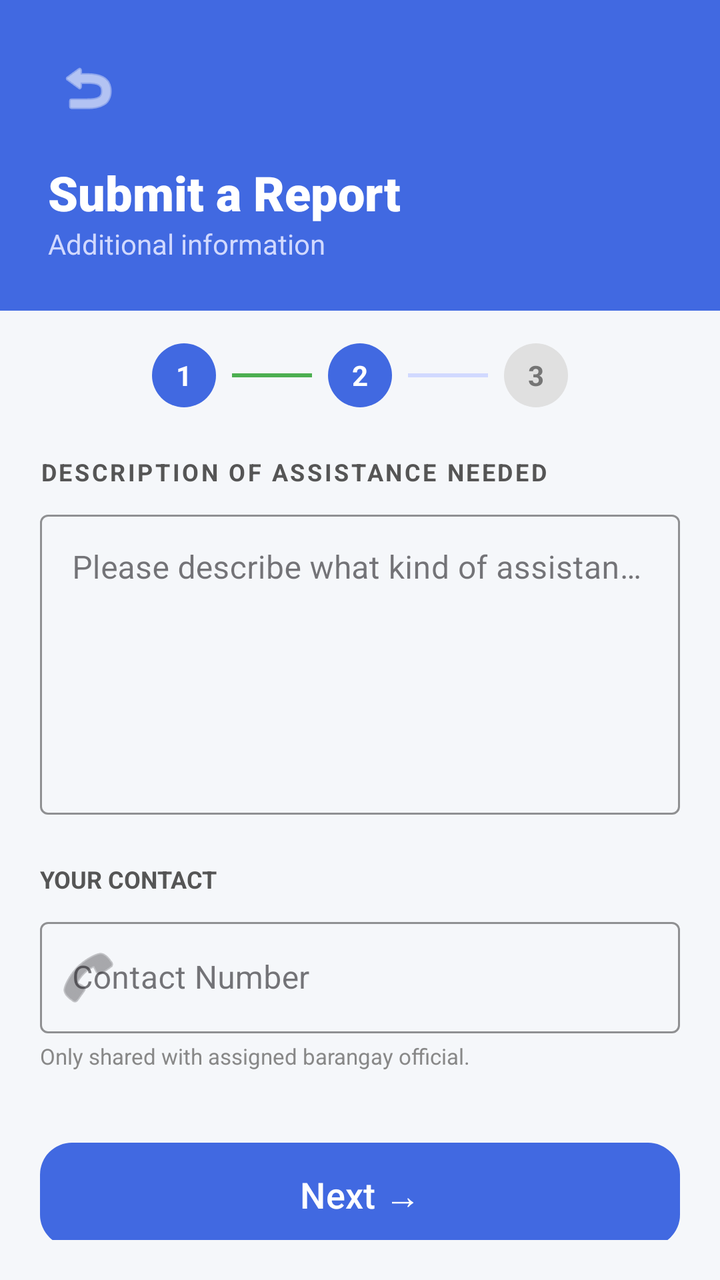
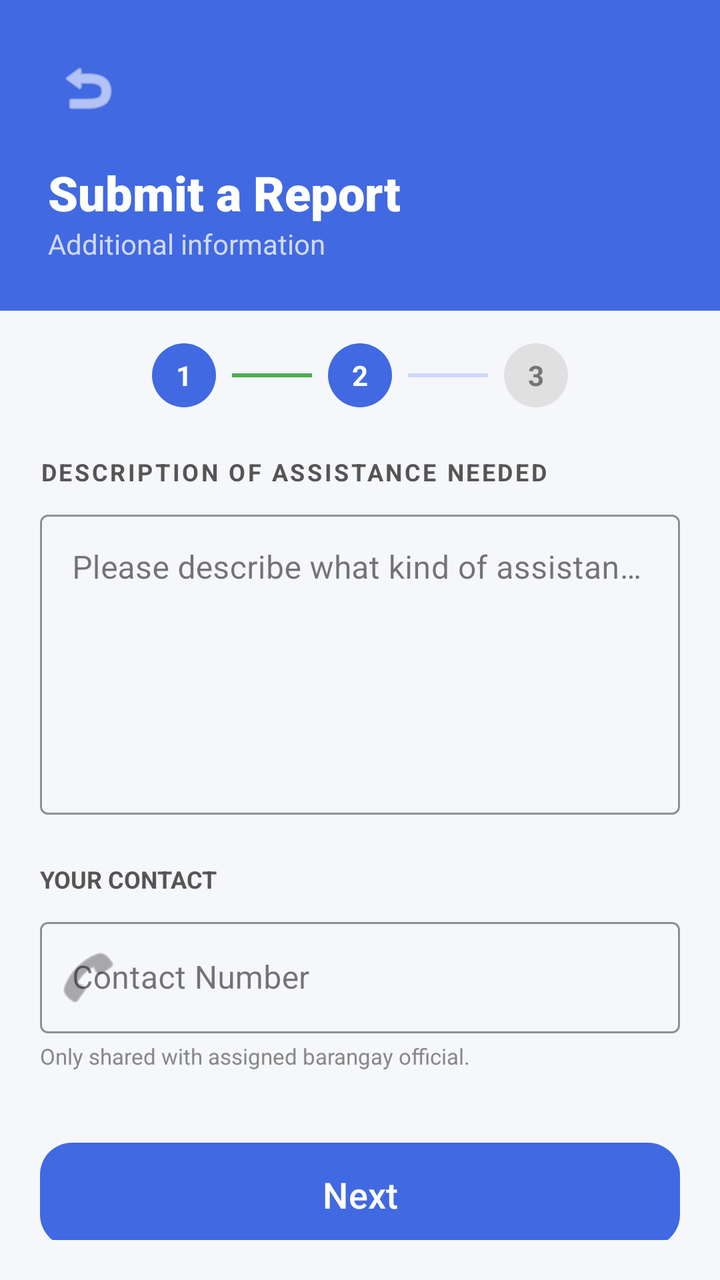

An Android layout rendered at two revisions. The XML below is the earlier revision; the diff shows what the commit changed to produce the second picture.
<!-- AndroidManifest.xml: application theme Theme.StreetAssist -->
<!-- res/layout/fragment_submit_report_step2.xml -->
<?xml version="1.0" encoding="utf-8"?>
<androidx.coordinatorlayout.widget.CoordinatorLayout xmlns:android="http://schemas.android.com/apk/res/android"
    xmlns:app="http://schemas.android.com/apk/res-auto"
    xmlns:tools="http://schemas.android.com/tools"
    android:layout_width="match_parent"
    android:layout_height="match_parent"
    android:background="#F5F7FA"
    tools:context=".ui.resident.Reports.submit_report_step2">

    <LinearLayout
        android:layout_width="match_parent"
        android:layout_height="match_parent"
        android:orientation="vertical">

        
        <RelativeLayout
            android:layout_width="match_parent"
            android:layout_height="wrap_content"
            android:background="#4169E1"
            android:padding="24dp">

            <ImageButton
                android:id="@+id/btnBack"
                android:layout_width="40dp"
                android:layout_height="40dp"
                android:background="@drawable/circle_bg_light_blue"
                android:backgroundTint="#5A7FE6"
                android:src="@android:drawable/ic_menu_revert"
                app:tint="@android:color/white" />

            <LinearLayout
                android:layout_width="wrap_content"
                android:layout_height="wrap_content"
                android:layout_below="@id/btnBack"
                android:layout_marginTop="16dp"
                android:orientation="vertical">

                <TextView
                    android:layout_width="wrap_content"
                    android:layout_height="wrap_content"
                    android:fontFamily="sans-serif-black"
                    android:text="Submit a Report"
                    android:textColor="@android:color/white"
                    android:textSize="24sp"
                    android:textStyle="bold" />

                <TextView
                    android:layout_width="wrap_content"
                    android:layout_height="wrap_content"
                    android:text="Additional information"
                    android:textColor="#D1D9FF"
                    android:textSize="14sp" />
            </LinearLayout>
        </RelativeLayout>

        
        <androidx.core.widget.NestedScrollView
            android:layout_width="match_parent"
            android:layout_height="match_parent"
            android:layout_marginTop="-20dp"
            android:background="@drawable/rounded_top_corners"
            android:padding="20dp">

            <LinearLayout
                android:layout_width="match_parent"
                android:layout_height="wrap_content"
                android:orientation="vertical">

                
                <LinearLayout
                    android:layout_width="match_parent"
                    android:layout_height="wrap_content"
                    android:gravity="center"
                    android:padding="16dp">

                    
                    <TextView
                        android:layout_width="32dp"
                        android:layout_height="32dp"
                        android:background="@drawable/step_completed"
                        android:gravity="center"
                        android:text="1"
                        android:textColor="@android:color/white"
                        android:textSize="14sp"
                        android:textStyle="bold" />

                    <View
                        android:layout_width="40dp"
                        android:layout_height="2dp"
                        android:background="#4CAF50"
                        android:layout_marginHorizontal="8dp" />

                    
                    <TextView
                        android:layout_width="32dp"
                        android:layout_height="32dp"
                        android:background="@drawable/step_active"
                        android:gravity="center"
                        android:text="2"
                        android:textColor="@android:color/white"
                        android:textSize="14sp"
                        android:textStyle="bold" />

                    <View
                        android:layout_width="40dp"
                        android:layout_height="2dp"
                        android:background="#D1D9FF"
                        android:layout_marginHorizontal="8dp" />

                    
                    <TextView
                        android:layout_width="32dp"
                        android:layout_height="32dp"
                        android:background="@drawable/step_inactive"
                        android:gravity="center"
                        android:text="3"
                        android:textColor="#757575"
                        android:textSize="14sp"
                        android:textStyle="bold" />
                </LinearLayout>

                
                <TextView
                    android:layout_width="wrap_content"
                    android:layout_height="wrap_content"
                    android:layout_marginTop="8dp"
                    android:text="DESCRIPTION OF ASSISTANCE NEEDED"
                    android:textStyle="bold"
                    android:textColor="#555555"
                    android:textSize="12sp"
                    android:letterSpacing="0.1" />

                <com.google.android.material.textfield.TextInputLayout
                    style="@style/Widget.MaterialComponents.TextInputLayout.OutlinedBox"
                    android:layout_width="match_parent"
                    android:layout_height="wrap_content"
                    android:layout_marginTop="8dp"
                    app:boxStrokeColor="#4169E1">

                    <com.google.android.material.textfield.TextInputEditText
                        android:id="@+id/etAssistanceDescription"
                        android:layout_width="match_parent"
                        android:layout_height="150dp"
                        android:gravity="top"
                        android:hint="Please describe what kind of assistance is needed (e.g., medical help, food, shelter, etc.)..." />
                </com.google.android.material.textfield.TextInputLayout>

                
                <TextView
                    android:layout_width="wrap_content"
                    android:layout_height="wrap_content"
                    android:layout_marginTop="24dp"
                    android:text="YOUR CONTACT"
                    android:textColor="#555555"
                    android:textSize="12sp"
                    android:textStyle="bold" />

                <com.google.android.material.textfield.TextInputLayout
                    style="@style/Widget.MaterialComponents.TextInputLayout.OutlinedBox"
                    android:layout_width="match_parent"
                    android:layout_height="wrap_content"
                    android:layout_marginTop="8dp"
                    app:boxStrokeColor="#4169E1"
                    app:startIconDrawable="@android:drawable/ic_menu_call">

                    <com.google.android.material.textfield.TextInputEditText
                        android:id="@+id/etContactNumber"
                        android:layout_width="match_parent"
                        android:layout_height="wrap_content"
                        android:hint="Contact Number"
                        android:inputType="phone"
                        android:focusable="false"
                        android:clickable="false"
                        android:cursorVisible="false" />
                </com.google.android.material.textfield.TextInputLayout>

                <TextView
                    android:layout_width="match_parent"
                    android:layout_height="wrap_content"
                    android:layout_marginTop="4dp"
                    android:text="Only shared with assigned barangay official."
                    android:textColor="#888888"
                    android:textSize="11sp" />

                
                <com.google.android.material.button.MaterialButton
                    android:id="@+id/btnNextStep2"
                    android:layout_width="match_parent"
                    android:layout_height="60dp"
                    android:layout_marginTop="32dp"
                    android:layout_marginBottom="20dp"
                    android:text="Next →"
                    android:textSize="18sp"
                    app:backgroundTint="#4169E1"
                    app:cornerRadius="16dp" />

            </LinearLayout>
        </androidx.core.widget.NestedScrollView>
    </LinearLayout>
</androidx.coordinatorlayout.widget.CoordinatorLayout>
<!-- resources referenced by this layout -->
<resources>
  <!-- drawable circle_bg_light_blue (drawable) -->
  <?xml version="1.0" encoding="utf-8"?>
  <selector xmlns:android="http://schemas.android.com/apk/res/android">
      <shape xmlns:android="http://schemas.android.com/apk/res/android" android:shape="oval">
          <solid android:color="#E8EFFF" />
          <size android:width="100dp" android:height="100dp" />
      </shape>
  </selector>
  <!-- drawable rounded_top_corners (drawable) -->
  <?xml version="1.0" encoding="utf-8"?>
  <selector xmlns:android="http://schemas.android.com/apk/res/android">
      <shape xmlns:android="http://schemas.android.com/apk/res/android">
          <solid android:color="#F5F7FA" />
          <corners android:topLeftRadius="32dp" android:topRightRadius="32dp" />
      </shape>
  </selector>
  <!-- drawable step_active (drawable) -->
  <?xml version="1.0" encoding="utf-8"?>
  <shape xmlns:android="http://schemas.android.com/apk/res/android"
      android:shape="oval">
      <solid android:color="#4169E1" />
  </shape>
  <!-- drawable step_completed (drawable) -->
  <?xml version="1.0" encoding="utf-8"?>
  <shape xmlns:android="http://schemas.android.com/apk/res/android"
      android:shape="oval">
      <solid android:color="#4169E1" />
  </shape>
  <!-- drawable step_inactive (drawable) -->
  <?xml version="1.0" encoding="utf-8"?>
  <shape xmlns:android="http://schemas.android.com/apk/res/android"
      android:shape="oval">
      <solid android:color="#E0E0E0" />
  </shape>
  <style name="Theme.StreetAssist" parent="Base.Theme.StreetAssist" />
  <style name="Base.Theme.StreetAssist" parent="Theme.Material3.DayNight.NoActionBar">
          
          
      </style>
</resources>

<!-- the commit's change to res/layout/fragment_submit_report_step2.xml (unified diff, before → after) -->
@@ -189,7 +189,7 @@
                     android:layout_height="60dp"
                     android:layout_marginTop="32dp"
                     android:layout_marginBottom="20dp"
-                    android:text="Next →"
+                    android:text="Next"
                     android:textSize="18sp"
                     app:backgroundTint="#4169E1"
                     app:cornerRadius="16dp" />
